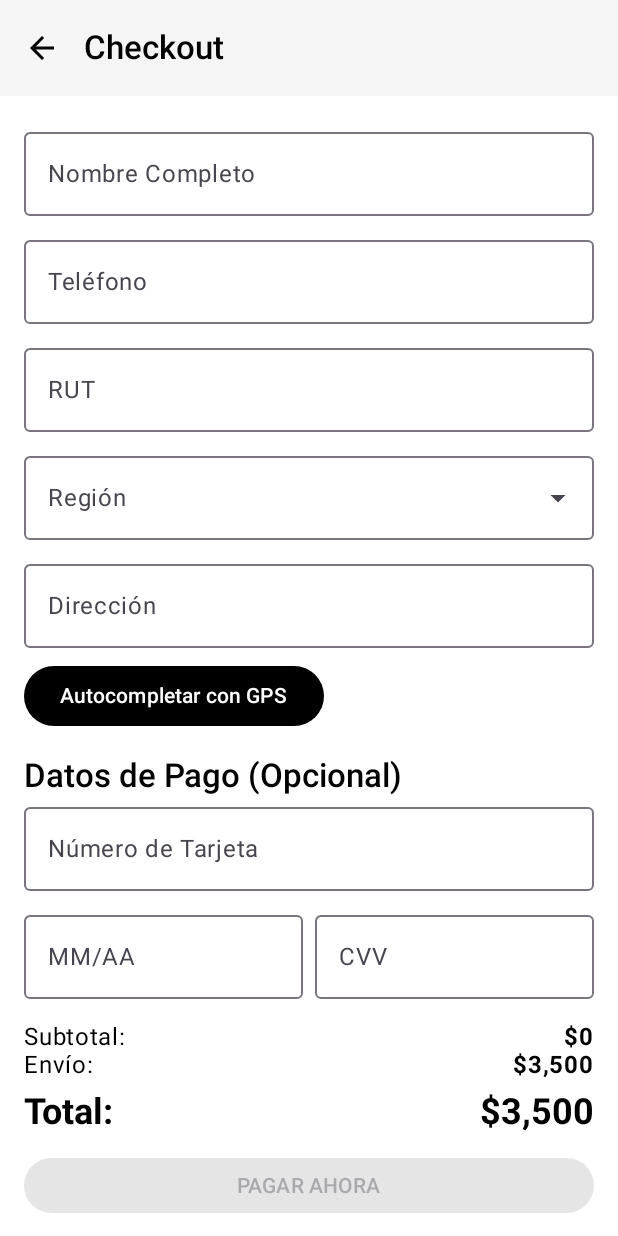
After one commit to Unknumb/SneakerStoreMobile, an Android app built with Jetpack Compose: the CheckoutScreen screen opened through its navigation route, on a phone screen of 412 x 824 dp. The commit adds this screen. Run offline under Robolectric (Android 15) with nearby library versions, the phone set to English and light mode, and no system bars; our stand-ins replace Room's generated code.

Commit message:
checkout

```diff
--- a/app/build.gradle.kts
+++ b/app/build.gradle.kts
@@ -75,6 +75,9 @@ dependencies {
     // Coil (carga de imágenes)
     implementation("io.coil-kt:coil-compose:2.7.0")
 
+    // Google Play Services Location
+    implementation("com.google.android.gms:play-services-location:21.0.1")
+
     // Test
     testImplementation("junit:junit:4.13.2")
     androidTestImplementation("androidx.test.ext:junit:1.1.5")
--- a/app/src/main/AndroidManifest.xml
+++ b/app/src/main/AndroidManifest.xml
@@ -3,6 +3,8 @@
     xmlns:tools="http://schemas.android.com/tools">
 
     <uses-permission android:name="android.permission.INTERNET" />
+    <uses-permission android:name="android.permission.ACCESS_FINE_LOCATION" />
+    <uses-permission android:name="android.permission.ACCESS_COARSE_LOCATION" />
 
     <application
         android:allowBackup="true"
--- a/app/src/main/java/com/example/appsneakerstore/navigation/NavGraph.kt
+++ b/app/src/main/java/com/example/appsneakerstore/navigation/NavGraph.kt
@@ -86,8 +86,20 @@ fun NavGraph() {
             CartScreen(
                 viewModel = productViewModel,
                 userViewModel = userViewModel,
-                onBack = { navController.popBackStack() }
+                onBack = { navController.popBackStack() },
+                onCheckout = { navController.navigate("checkout") }
             )
+        }
+        composable("checkout") {
+            CheckoutScreen(
+                onBack = { navController.popBackStack() },
+                onCheckoutComplete = { navController.navigate("order_success") },
+                productViewModel = productViewModel,
+                userViewModel = userViewModel
+            )
+        }
+        composable("order_success") {
+            OrderSuccessScreen(onBackToHome = { navController.navigate("home") })
         }
     }
 }
--- /dev/null
+++ b/app/src/main/java/com/example/appsneakerstore/ui/screens/CheckoutScreen.kt
@@ -0,0 +1,164 @@
+package com.example.appsneakerstore.ui.screens
+
+import android.Manifest
+import android.location.Geocoder
+import androidx.activity.compose.rememberLauncherForActivityResult
+import androidx.activity.result.contract.ActivityResultContracts
+import androidx.compose.foundation.layout.*
+import androidx.compose.material.icons.Icons
+import androidx.compose.material.icons.automirrored.filled.ArrowBack
+import androidx.compose.material3.*
+import androidx.compose.runtime.*
+import androidx.compose.ui.Modifier
+import androidx.compose.ui.platform.LocalContext
+import androidx.compose.ui.text.font.FontWeight
+import androidx.compose.ui.unit.dp
+import com.example.appsneakerstore.model.Order
+import com.example.appsneakerstore.viewmodel.ProductViewModel
+import com.example.appsneakerstore.viewmodel.UserViewModel
+import com.google.android.gms.location.LocationServices
+import java.text.SimpleDateFormat
+import java.util.*
+
+@OptIn(ExperimentalMaterial3Api::class)
+@Composable
+fun CheckoutScreen(
+    onBack: () -> Unit,
+    onCheckoutComplete: () -> Unit,
+    productViewModel: ProductViewModel,
+    userViewModel: UserViewModel
+) {
+    var name by remember { mutableStateOf("") }
+    var phone by remember { mutableStateOf("") }
+    var rut by remember { mutableStateOf("") }
+    var address by remember { mutableStateOf("") }
+    var region by remember { mutableStateOf("") }
+    var cardNumber by remember { mutableStateOf("") }
+    var expiryDate by remember { mutableStateOf("") }
+    var cvv by remember { mutableStateOf("") }
+    val context = LocalContext.current
+
+    val shippingCost = 3500.0
+    val cartItems by productViewModel.cartItems.collectAsState()
+    val subtotal = cartItems.entries.sumOf { it.key.price * it.value }
+    val totalAmount = subtotal + shippingCost
+
+    val isFormValid = name.isNotBlank() && phone.isNotBlank() && rut.isNotBlank() && address.isNotBlank() && region.isNotBlank()
+
+    val regions = listOf(
+        "Arica y Parinacota", "Tarapacá", "Antofagasta", "Atacama", "Coquimbo", "Valparaíso",
+        "Metropolitana de Santiago", "O'Higgins", "Maule", "Ñuble", "Biobío", "La Araucanía",
+        "Los Ríos", "Los Lagos", "Aysén", "Magallanes y de la Antártica Chilena"
+    )
+    var expanded by remember { mutableStateOf(false) }
+
+    val locationClient = remember { LocationServices.getFusedLocationProviderClient(context) }
+
+    val locationPermissionLauncher = rememberLauncherForActivityResult(
+        contract = ActivityResultContracts.RequestPermission(),
+        onResult = { isGranted ->
+            if (isGranted) {
+                locationClient.lastLocation.addOnSuccessListener { location ->
+                    if (location != null) {
+                        val geocoder = Geocoder(context, Locale.getDefault())
+                        val addresses = geocoder.getFromLocation(location.latitude, location.longitude, 1)
+                        if (addresses?.isNotEmpty() == true) {
+                            address = addresses[0].getAddressLine(0)
+                        }
+                    }
+                }
+            }
+        }
+    )
+
+    Scaffold(
+        topBar = {
+            TopAppBar(
+                title = { Text("Checkout") },
+                navigationIcon = {
+                    IconButton(onClick = onBack) {
+                        Icon(Icons.AutoMirrored.Filled.ArrowBack, contentDescription = "Volver")
+                    }
+                }
+            )
+        }
+    ) { paddingValues ->
+        Column(
+            modifier = Modifier
+                .fillMaxSize()
+                .padding(paddingValues)
+                .padding(16.dp)
+        ) {
+            OutlinedTextField(value = name, onValueChange = { name = it }, label = { Text("Nombre Completo") }, modifier = Modifier.fillMaxWidth())
+            Spacer(modifier = Modifier.height(8.dp))
+            OutlinedTextField(value = phone, onValueChange = { phone = it }, label = { Text("Teléfono") }, modifier = Modifier.fillMaxWidth())
+            Spacer(modifier = Modifier.height(8.dp))
+            OutlinedTextField(value = rut, onValueChange = { rut = it }, label = { Text("RUT") }, modifier = Modifier.fillMaxWidth())
+            Spacer(modifier = Modifier.height(8.dp))
+            ExposedDropdownMenuBox(expanded = expanded, onExpandedChange = { expanded = !expanded }) {
+                OutlinedTextField(
+                    value = region,
+                    onValueChange = {},
+                    readOnly = true,
+                    label = { Text("Región") },
+                    modifier = Modifier.fillMaxWidth().menuAnchor(),
+                    trailingIcon = { ExposedDropdownMenuDefaults.TrailingIcon(expanded = expanded) }
+                )
+                ExposedDropdownMenu(expanded = expanded, onDismissRequest = { expanded = false }) {
+                    regions.forEach { selectionOption ->
+                        DropdownMenuItem(text = { Text(selectionOption) }, onClick = { region = selectionOption; expanded = false })
+                    }
+                }
+            }
+            Spacer(modifier = Modifier.height(8.dp))
+            OutlinedTextField(value = address, onValueChange = { address = it }, label = { Text("Dirección") }, modifier = Modifier.fillMaxWidth())
+            Spacer(modifier = Modifier.height(8.dp))
+            Button(onClick = { locationPermissionLauncher.launch(Manifest.permission.ACCESS_FINE_LOCATION) }) {
+                Text("Autocompletar con GPS")
+            }
+            Spacer(modifier = Modifier.height(16.dp))
+            Text("Datos de Pago (Opcional)", style = MaterialTheme.typography.titleLarge)
+            OutlinedTextField(value = cardNumber, onValueChange = { cardNumber = it }, label = { Text("Número de Tarjeta") }, modifier = Modifier.fillMaxWidth())
+            Spacer(modifier = Modifier.height(8.dp))
+            Row(modifier = Modifier.fillMaxWidth()) {
+                OutlinedTextField(value = expiryDate, onValueChange = { expiryDate = it }, label = { Text("MM/AA") }, modifier = Modifier.weight(1f))
+                Spacer(modifier = Modifier.width(8.dp))
+                OutlinedTextField(value = cvv, onValueChange = { cvv = it }, label = { Text("CVV") }, modifier = Modifier.weight(1f))
+            }
+            Spacer(modifier = Modifier.height(16.dp))
+            Row(modifier = Modifier.fillMaxWidth(), horizontalArrangement = Arrangement.SpaceBetween) {
+                Text("Subtotal:", style = MaterialTheme.typography.bodyLarge)
+                Text(String.format("$%,.0f", subtotal), style = MaterialTheme.typography.bodyLarge, fontWeight = FontWeight.Bold)
+            }
+            Row(modifier = Modifier.fillMaxWidth(), horizontalArrangement = Arrangement.SpaceBetween) {
+                Text("Envío:", style = MaterialTheme.typography.bodyLarge)
+                Text(String.format("$%,.0f", shippingCost), style = MaterialTheme.typography.bodyLarge, fontWeight = FontWeight.Bold)
+            }
+            Spacer(modifier = Modifier.height(8.dp))
+            Row(modifier = Modifier.fillMaxWidth(), horizontalArrangement = Arrangement.SpaceBetween) {
+                Text("Total:", style = MaterialTheme.typography.headlineSmall)
+                Text(String.format("$%,.0f", totalAmount), style = MaterialTheme.typography.headlineSmall, fontWeight = FontWeight.Bold)
+            }
+            Spacer(modifier = Modifier.height(16.dp))
+            Button(
+                onClick = {
+                    val order = Order(
+                        items = cartItems.keys.toList(),
+                        shippingAddress = "$address, $region",
+                        total = totalAmount,
+                        orderDate = SimpleDateFormat("dd/MM/yyyy", Locale.getDefault()).format(Date())
+                    )
+                    if (userViewModel.username.value != null) {
+                        userViewModel.addOrder(order)
+                    }
+                    productViewModel.clearCart()
+                    onCheckoutComplete()
+                },
+                modifier = Modifier.fillMaxWidth().height(56.dp),
+                enabled = isFormValid
+            ) {
+                Text("PAGAR AHORA")
+            }
+        }
+    }
+}
```
Also changed, not shown: app/src/main/java/com/example/appsneakerstore/model/Product.kt (+7 -0 lines), app/src/main/java/com/example/appsneakerstore/ui/components/AppSneakerTopBar.kt (+6 -2 lines), app/src/main/java/com/example/appsneakerstore/ui/screens/CartScreen.kt (+4 -19 lines), app/src/main/java/com/example/appsneakerstore/ui/screens/OrderConfirmationScreen.kt (added, +61 -0 lines), app/src/main/java/com/example/appsneakerstore/ui/screens/OrderSuccessScreen.kt (added, +35 -0 lines), app/src/main/java/com/example/appsneakerstore/ui/screens/ProfileScreen.kt (+16 -9 lines), app/src/main/java/com/example/appsneakerstore/viewmodel/UserViewModel.kt (+8 -8 lines).
